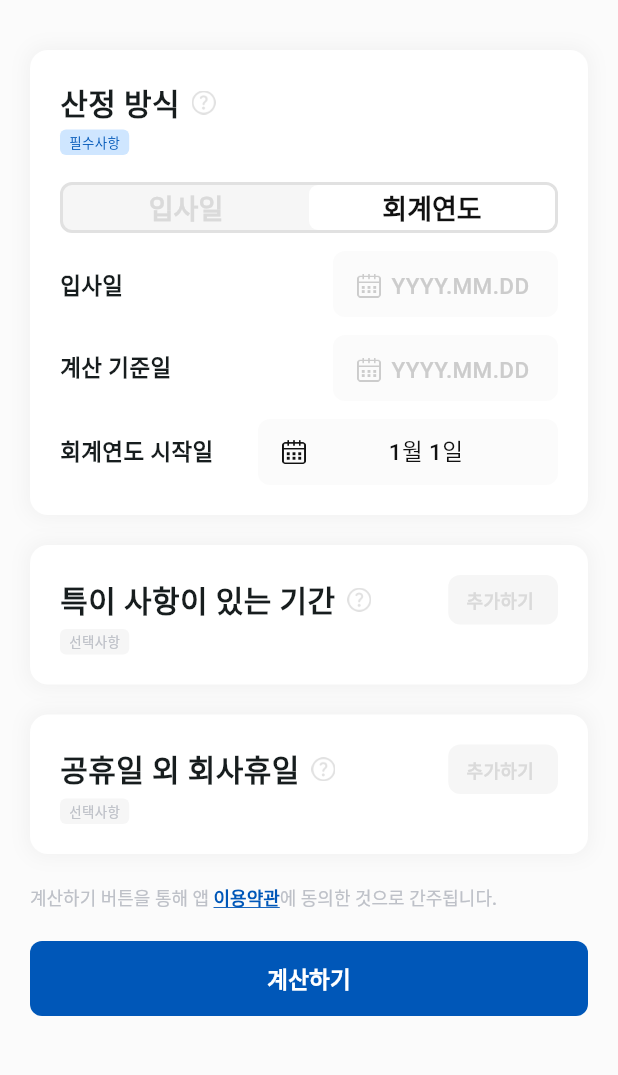
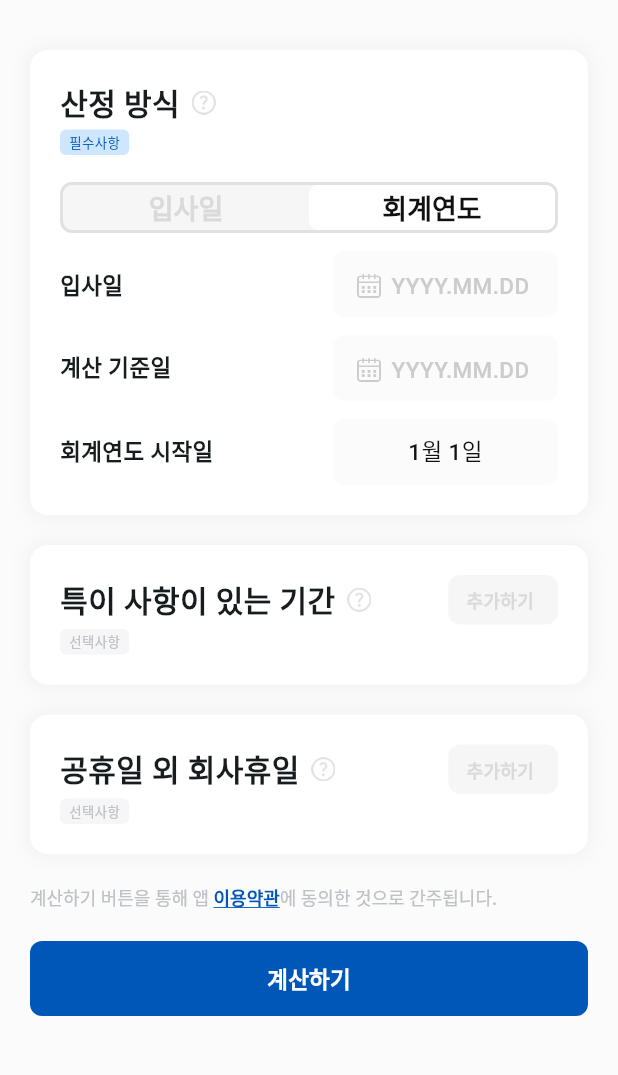
Before and after one commit to LawdingCompany/Lawding_Flutter, a Flutter app: the screen it shows after launch, after a tap on "회계연도", on a phone screen of 412 x 824 dp, the part 64-1139 px from its top. Run offline on Flutter 3.47's test engine with Material 3 defaults, Android fonts, the phone set to English and light mode, and no system bars; our stand-ins replace dio, firebase_core, flutter_dotenv, flutter_riverpod, riverpod_annotation; accounts and stored records are empty; generated files the repository leaves out were written again; Roboto replaces fonts that are missing (Pretendard).

Commit message:
style: 회계연도 시작일 버튼 UI 개선
- 달력 아이콘 제거하고 텍스트만 표시
- 버튼 너비 150px로 고정
- 중앙 정렬 및 오버플로우 처리 적용

```diff
--- a/lawding_flutter/lib/presentation/widgets/calculator/calculation_type_card.dart
+++ b/lawding_flutter/lib/presentation/widgets/calculator/calculation_type_card.dart
@@ -126,35 +126,24 @@ class _CalculationTypeCardState extends State<CalculationTypeCard> {
         GestureDetector(
           onTap: onTap,
           child: Container(
+            width: 150,
             height: 44,
-            padding: const EdgeInsets.symmetric(horizontal: 16),
+            padding: const EdgeInsets.symmetric(horizontal: 12),
             decoration: BoxDecoration(
               color: hex('#FBFBFB'),
               borderRadius: BorderRadius.circular(8),
             ),
-            child: Row(
-              mainAxisSize: MainAxisSize.min,
-              children: [
-                Image.asset(
-                  'assets/icons/calendar.png',
-                  width: 16,
-                  height: 16,
-                  color: AppColors.primaryTextColor,
-                ),
-                const SizedBox(width: 8),
-                SizedBox(
-                  width: 144,
+            child: Center(
               child: Text(
                 _getMonthDayText(month),
                 textAlign: TextAlign.center,
+                overflow: TextOverflow.ellipsis,
                 style: pretendard(
                   weight: 500,
                   size: 15,
                   color: AppColors.primaryTextColor,
                 ),
               ),
-                ),
-              ],
             ),
           ),
         ),
```
Lines whose indentation alone changed are shown as unchanged.
